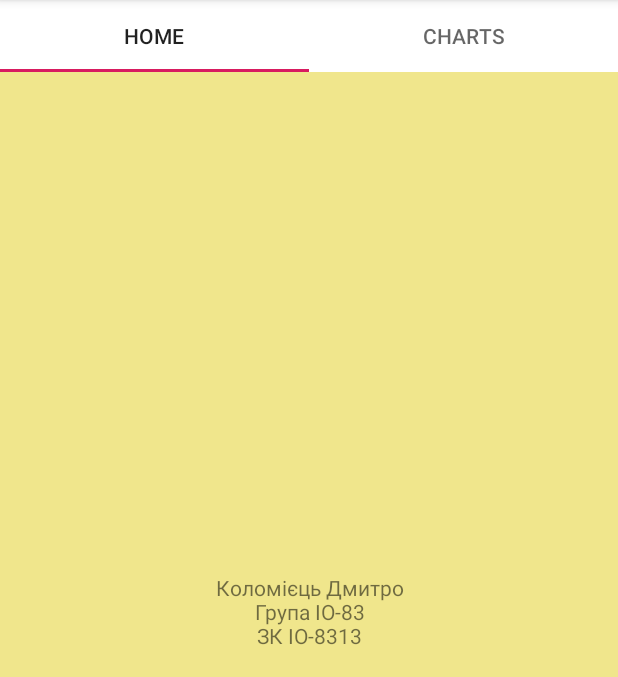
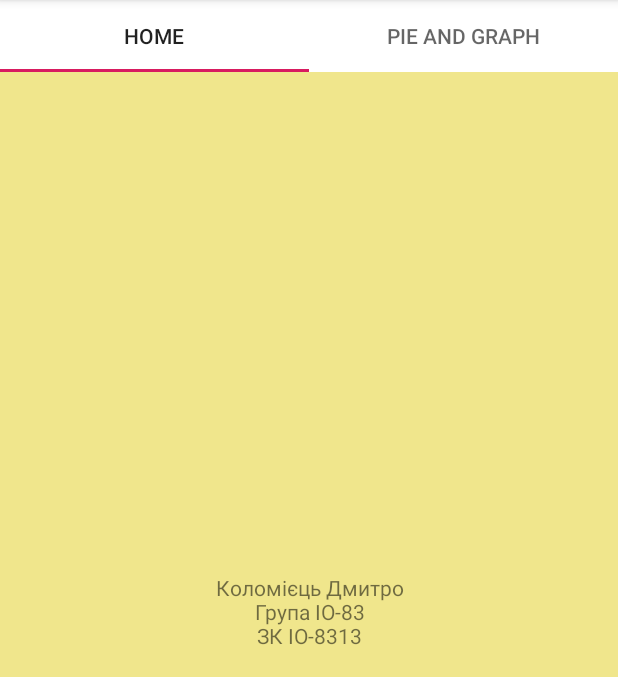
Before and after one commit to Threadripper1/MobileDev, an Android app: the screen it shows after launch (MainActivity), on a phone screen of 412 x 824 dp, the part 84-761 px from its top. Run offline under Robolectric (Android 15) with nearby library versions, the phone set to English and light mode, and no system bars; libraries missing offline, so code that uses them is left out: com.github.mikephil.charting, info.hoang8f.android; 6 statements that could not run were skipped.

Commit message:
Update lab

```diff
--- a/Labs12/app/src/main/java/ua/kpi/comsys/io8313/labs1_2/MainActivity.java
+++ b/Labs12/app/src/main/java/ua/kpi/comsys/io8313/labs1_2/MainActivity.java
@@ -8,7 +8,7 @@ import androidx.viewpager.widget.ViewPager;
 import com.google.android.material.tabs.TabLayout;
 
 
-import ua.kpi.comsys.io8313.labs1_2.parts.ChartsFragment;
+import ua.kpi.comsys.io8313.labs1_2.parts.PieAndGraphFragment;
 import ua.kpi.comsys.io8313.labs1_2.tabs.ViewPageAdapter;
 import ua.kpi.comsys.io8313.labs1_2.parts.GeneralFragment;
 
@@ -16,7 +16,7 @@ public class MainActivity extends AppCompatActivity {
     private ViewPager viewPager;
     private TabLayout tabLayout;
     private GeneralFragment generalFragment;
-    private ChartsFragment chartsFragment;
+    private PieAndGraphFragment pieAndGraphFragment;
 
     @Override
     protected void onCreate(Bundle savedInstanceState) {
@@ -27,12 +27,12 @@ public class MainActivity extends AppCompatActivity {
         tabLayout.setupWithViewPager(viewPager);
 
         generalFragment = new GeneralFragment();
-        chartsFragment = new ChartsFragment();
+        pieAndGraphFragment = new PieAndGraphFragment();
 
         ViewPageAdapter viewPageAdapter = new ViewPageAdapter(getSupportFragmentManager(), 0);
 
         viewPageAdapter.addFragment(generalFragment, "Home");
-        viewPageAdapter.addFragment(chartsFragment,"Charts");
+        viewPageAdapter.addFragment(pieAndGraphFragment,"Pie and graph");
 
         viewPager.setAdapter(viewPageAdapter);
     }
--- /dev/null
+++ b/Labs12/app/src/main/java/ua/kpi/comsys/io8313/labs1_2/parts/PieAndGraphFragment.java
@@ -0,0 +1,122 @@
+package ua.kpi.comsys.io8313.labs1_2.parts;
+
+import android.annotation.SuppressLint;
+import android.graphics.Color;
+import android.os.Bundle;
+
+import android.view.LayoutInflater;
+import android.view.View;
+import android.view.ViewGroup;
+import android.widget.RadioGroup;
+
+import com.github.mikephil.charting.charts.LineChart;
+import com.github.mikephil.charting.charts.PieChart;
+import com.github.mikephil.charting.components.Description;
+import com.github.mikephil.charting.data.Entry;
+import com.github.mikephil.charting.data.LineData;
+import com.github.mikephil.charting.data.LineDataSet;
+import com.github.mikephil.charting.data.PieData;
+import com.github.mikephil.charting.data.PieDataSet;
+import com.github.mikephil.charting.data.PieEntry;
+
+import androidx.fragment.app.Fragment;
+
+import java.util.ArrayList;
+import java.util.Arrays;
+import java.util.List;
+
+import info.hoang8f.android.segmented.SegmentedGroup;
+import ua.kpi.comsys.io8313.labs1_2.Additionally.RangeForClass;
+import ua.kpi.comsys.io8313.labs1_2.R;
+
+public class PieAndGraphFragment extends Fragment implements RadioGroup.OnCheckedChangeListener {
+    private SegmentedGroup tableSegmanted;
+    private LineChart lineChart;
+    private PieChart pieChart;
+    public static final RangeForClass linerChartRange = new RangeForClass(-3, 3);
+    public static final float DELTA = 0.01f;
+    public static final float[] PIE_DATA = {15, 25, 45, 10, 5};
+    public static final List<Integer> PIE_COLORS = new ArrayList<>(Arrays.asList(
+            Color.YELLOW, Color.parseColor("#964B00"),
+            Color.parseColor("#858585"), Color.RED, Color.parseColor("#5A009D")));
+
+    @Override
+    public void onCreate(Bundle savedInstanceState){
+        super.onCreate(savedInstanceState);
+    }
+
+    @Override
+    public View onCreateView(LayoutInflater inflater, ViewGroup container, Bundle savedInstanceState){
+        View view = inflater.inflate(R.layout.charts_fragment, container, false);
+        tableSegmanted = view.findViewById(R.id.segmented);
+        tableSegmanted.setOnCheckedChangeListener(this);
+
+        lineChart = view.findViewById(R.id.line_chart);
+        lineChart.setNoDataText("Select type of diagram on the button");
+
+        pieChart = view.findViewById(R.id.pie_chart);
+        pieChart.setNoDataText("Select type of diagram on the button");
+
+        return view;
+    }
+
+    @SuppressLint("NonConstantResourceId")
+    @Override
+    public void onCheckedChanged(RadioGroup group, int checkedId) {
+        Description chartDescription = new Description();
+        chartDescription.setText("");
+
+        switch (checkedId){
+            case R.id.lineChartButton:
+                pieChart.setVisibility(View.GONE);
+                lineChart.setVisibility(View.VISIBLE);
+                LineDataSet lineDataSet = new LineDataSet(loadLineData(), "Data set");
+                lineDataSet.setDrawCircles(false);
+                lineDataSet.setLineWidth(1.5f);
+                lineDataSet.setCircleColor(Color.MAGENTA);
+                LineData lineData = new LineData(lineDataSet);
+                lineChart.getLegend().setEnabled(false);
+                lineChart.setData(lineData);
+                lineChart.invalidate();
+                break;
+
+            case R.id.pieChartButton:
+                lineChart.setVisibility(View.GONE);
+                pieChart.setVisibility(View.VISIBLE);
+                PieDataSet pieDataSet = new PieDataSet(loadPieData(PIE_DATA), "");
+                pieDataSet.setColors(PIE_COLORS);
+                PieData pieData = new PieData(pieDataSet);
+                pieData.setDrawValues(false);
+                pieChart.setDescription(chartDescription);
+                pieChart.getLegend().setEnabled(false);
+                pieChart.setHoleRadius(0);
+                pieChart.setEntryLabelColor(Color.parseColor("#32CD32"));
+                pieChart.setDrawHoleEnabled(false);
+                pieChart.setData(pieData);
+                pieChart.invalidate();
+                break;
+                default:
+        }
+    }
+
+    public PieAndGraphFragment(){
+    }
+
+    private ArrayList<Entry> loadLineData(){
+        ArrayList<Entry> dataSet = new ArrayList<>();
+        float i = linerChartRange.getStart() + DELTA;
+        for(; i < linerChartRange.getEnd(); i+=DELTA){
+            dataSet.add(new Entry(i, (float) Math.pow(i,3)));
+        }
+        return dataSet;
+    }
+
+
+    private ArrayList<PieEntry> loadPieData(float ... percents){
+        ArrayList<PieEntry> pieDataSet = new ArrayList<>();
+        for(float percent : percents){
+            pieDataSet.add(new PieEntry(percent, percent + "%"));
+        }
+        return pieDataSet;
+    }
+}
--- a/Labs12/app/src/main/res/layout/charts_fragment.xml
+++ b/Labs12/app/src/main/res/layout/charts_fragment.xml
@@ -4,7 +4,7 @@
     xmlns:tools="http://schemas.android.com/tools"
     android:layout_width="match_parent"
     android:layout_height="match_parent"
-    tools:context=".parts.ChartsFragment">
+    tools:context=".parts.PieAndGraphFragment">
 
     <LinearLayout
         android:layout_width="match_parent"
--- a/Labs12/app/src/main/res/layout/general_fragment.xml
+++ b/Labs12/app/src/main/res/layout/general_fragment.xml
@@ -3,7 +3,7 @@
     android:layout_width="match_parent"
     android:layout_height="match_parent"
     xmlns:tools="http://schemas.android.com/tools"
-    tools:context=".parts.ChartsFragment">
+    tools:context=".parts.PieAndGraphFragment">
 
     <TextView
         android:layout_width="match_parent"
```
